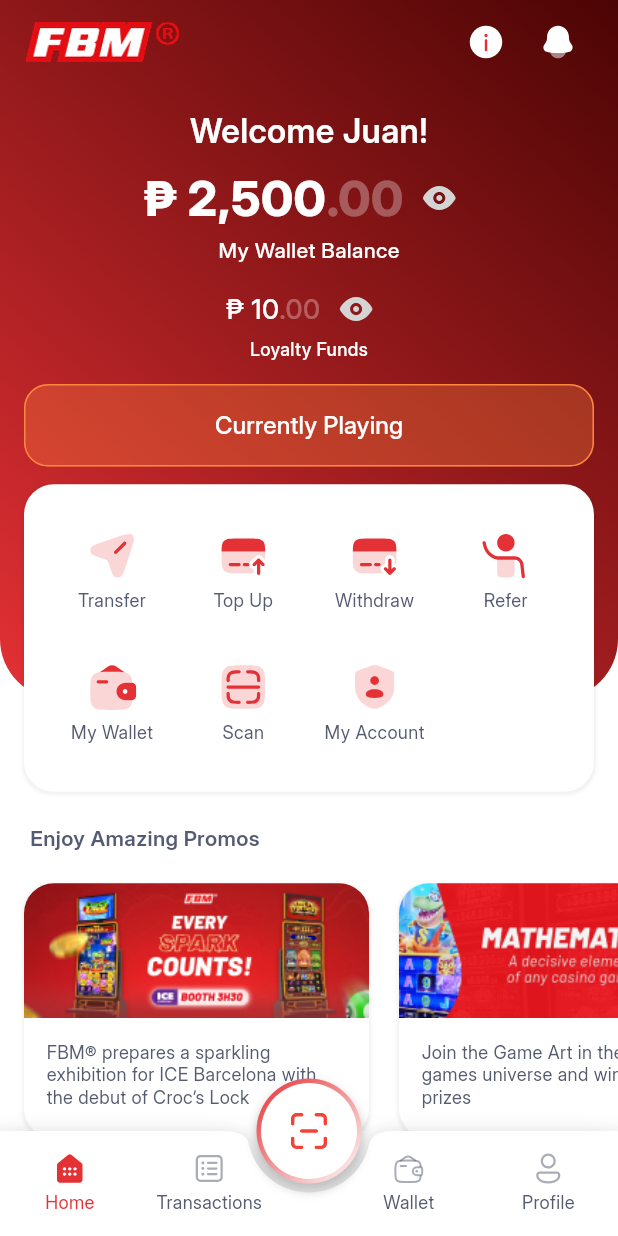
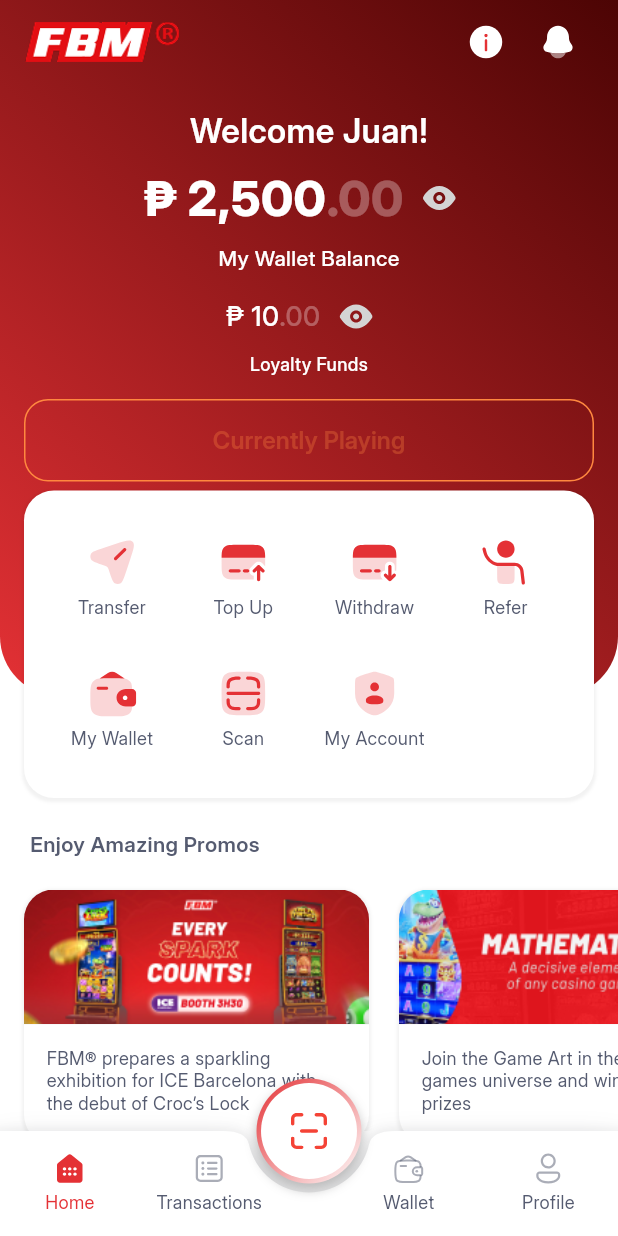
Before and after one commit to alexiss455/TEST_FLUTTER, a Flutter app: the RootPage screen opened by its route, on a phone screen of 412 x 824 dp. Run offline on Flutter 3.47's test engine with Material 3 defaults, Android fonts, the phone set to English and light mode, and no system bars; our stand-ins replace camera, dotted_border, flutter_svg, image_picker; project files that could hold a hidden picture were left out.

Commit message:
feat: Enhance CustomButton with loading state and update LoginPage to handle loading

```diff
--- a/fbm_prototype/lib/components/_custom_button.dart
+++ b/fbm_prototype/lib/components/_custom_button.dart
@@ -10,8 +10,9 @@
   final double height;
   final double width;
   final double fontSize;
-  final bool isOutlined; // 👈 outline toggle
+  final bool isOutlined;
   final Color borderColor;
+  final bool isLoading;
 
   const CustomButton({
     Key? key,
@@ -23,23 +24,24 @@
     this.height = 60,
     this.width = double.infinity,
     this.fontSize = 16,
-    this.isOutlined = false, // 👈 default false
-    this.borderColor = AppColors.primary, // 👈 default false
+    this.isOutlined = false,
+    this.isLoading = false,
+    this.borderColor = AppColors.primary,
   }) : super(key: key);
 
-  @override
   @override
   Widget build(BuildContext context) {
     return SizedBox(
       width: width,
       height: height,
       child: ElevatedButton(
-        onPressed: onPressed,
+        onPressed: isLoading ? null : onPressed, // disable when loading
         style: ButtonStyle(
-          elevation: WidgetStateProperty.all(0), // 👈 removes all shadows
-          shadowColor: WidgetStateProperty.all(
-              Colors.transparent), // 👈 ensure no shadow color
-          backgroundColor: WidgetStateProperty.all(backGroundcolor),
+          elevation: WidgetStateProperty.all(0),
+          shadowColor: WidgetStateProperty.all(Colors.transparent),
+          backgroundColor: WidgetStateProperty.all(
+            isOutlined ? Colors.transparent : backGroundcolor,
+          ),
           foregroundColor: WidgetStateProperty.all(
             isOutlined ? backGroundcolor : textColor,
           ),
@@ -52,14 +54,23 @@
             ),
           ),
         ),
-        child: Text(
-          text,
-          style: TextStyle(
-            fontSize: fontSize,
-            fontWeight: FontWeight.w500,
-            color: textColor,
-          ),
-        ),
+        child: isLoading
+            ? SizedBox(
+                width: 24,
+                height: 24,
+                child: CircularProgressIndicator(
+                  strokeWidth: 2.5,
+                  valueColor: AlwaysStoppedAnimation<Color>(AppColors.white),
+                ),
+              )
+            : Text(
+                text,
+                style: TextStyle(
+                  fontSize: fontSize,
+                  fontWeight: FontWeight.w600,
+                  color: isOutlined ? backGroundcolor : textColor,
+                ),
+              ),
       ),
     );
   }
--- a/fbm_prototype/lib/pages/home/_home.dart
+++ b/fbm_prototype/lib/pages/home/_home.dart
@@ -1,5 +1,4 @@
 import 'dart:ui';
-
 import 'package:FBM/components/_custom_button.dart';
 import 'package:FBM/components/_custom_colors.dart';
 import 'package:FBM/components/_custom_text.dart';
@@ -9,7 +8,6 @@
 
 class HomePage extends StatefulWidget {
   const HomePage({super.key});
-
   @override
   State<HomePage> createState() => HomePageState();
 }
@@ -17,10 +15,20 @@
 class HomePageState extends State<HomePage> {
   final ScrollController _scrollController = ScrollController();
   bool _isScrolled = false;
+  bool _isLoading = true;
 
   @override
   void initState() {
     super.initState();
+
+    //
+    Future.delayed(Duration(seconds: 1), () {
+      if (mounted) {
+        setState(() => _isLoading = false);
+      }
+    });
+
+    //
     _scrollController.addListener(() {
       print(_scrollController.offset);
       if (_scrollController.offset > 1 && !_isScrolled) {
@@ -48,6 +56,8 @@
               child: AppBar(
                 backgroundColor: _isScrolled
                     ? AppColors.white.withOpacity(0)
+                    : _isLoading
+                        ? AppColors.primary
                         : AppColors.transparent,
                 elevation: 0,
                 leadingWidth: 120,
@@ -87,23 +97,32 @@
             top: false,
             child: LayoutBuilder(builder: (context, constraints) {
               final height = constraints.maxHeight;
+
+              if (_isLoading) {
+                return Center(
+                  child: Column(
+                    mainAxisAlignment: MainAxisAlignment.center,
+                    children: [
+                      CircularProgressIndicator(color: AppColors.primary),
+                    ],
+                  ),
+                );
+              }
+
               return SingleChildScrollView(
                   controller: _scrollController,
                   child: Column(
                       crossAxisAlignment: CrossAxisAlignment.start,
                       children: [
-                        Container(
-                          child: Stack(
+                        Stack(
                           children: [
                             Container(
                               // color: AppColors.accent,
+                              padding: EdgeInsets.only(bottom: height * 0.09),
+                              child: Container(
                                 padding: EdgeInsets.only(
-                                    bottom: screen.height * 0.075),
-
-                                child: Container(
-                                  padding: const EdgeInsets.only(
                                     top: 70,
-                                      bottom: 140,
+                                    bottom: height * 0.17,
                                     left: 16,
                                     right: 16),
                                 decoration: BoxDecoration(
@@ -125,6 +144,8 @@
                                     Column(
                                       crossAxisAlignment:
                                           CrossAxisAlignment.center,
+                                      mainAxisAlignment:
+                                          MainAxisAlignment.center,
                                       spacing: 5,
                                       children: [
                                         CustomText(
@@ -134,12 +155,6 @@
                                           fontSize: 22,
                                           fontWeight: FontWeight.w600,
                                         ),
-                                          Column(
-                                            crossAxisAlignment:
-                                                CrossAxisAlignment.center,
-                                            mainAxisAlignment:
-                                                MainAxisAlignment.center,
-                                            children: [
                                         Row(
                                           mainAxisAlignment:
                                               MainAxisAlignment.center,
@@ -168,14 +183,6 @@
                                             color: AppColors.white,
                                             fontWeight: FontWeight.w500,
                                             height: 1.5),
-                                            ],
-                                          ),
-                                          Column(
-                                            crossAxisAlignment:
-                                                CrossAxisAlignment.center,
-                                            mainAxisAlignment:
-                                                MainAxisAlignment.center,
-                                            children: [
                                         Row(
                                           crossAxisAlignment:
                                               CrossAxisAlignment.center,
@@ -184,23 +191,20 @@
                                           children: [
                                             Row(
                                               mainAxisAlignment:
-                                                        MainAxisAlignment
-                                                            .center,
+                                                  MainAxisAlignment.center,
                                               children: [
                                                 CustomText(
                                                   text: "₱ 10",
                                                   color: AppColors.white,
                                                   fontSize: 18,
-                                                        fontWeight:
-                                                            FontWeight.w500,
+                                                  fontWeight: FontWeight.w500,
                                                 ),
                                                 CustomText(
                                                   text: ".00",
                                                   color: AppColors.white
                                                       .withOpacity(0.3),
                                                   fontSize: 18,
-                                                        fontWeight:
-                                                            FontWeight.w500,
+                                                  fontWeight: FontWeight.w500,
                                                 ),
                                                 IconButton(
                                                     onPressed: () => {},
@@ -217,8 +221,6 @@
                                           fontWeight: FontWeight.w500,
                                           fontSize: 12,
                                           height: 0.5,
-                                              ),
-                                            ],
                                         ),
                                         SizedBox(height: 10),
                                         CustomButton(
@@ -264,8 +266,7 @@
                                         color: AppColors.primary,
                                       ),
                                       ActionItem(
-                                          icon:
-                                              'assets/img/icon/icon-topup.svg',
+                                        icon: 'assets/img/icon/icon-topup.svg',
                                         label: 'Top Up',
                                         onTap: () {},
                                         color: AppColors.primary,
@@ -278,8 +279,7 @@
                                         color: AppColors.primary,
                                       ),
                                       ActionItem(
-                                          icon:
-                                              'assets/img/icon/icon-refer.svg',
+                                        icon: 'assets/img/icon/icon-refer.svg',
                                         label: 'Refer',
                                         onTap: () {},
                                         color: AppColors.primary,
@@ -309,7 +309,6 @@
                               ),
                             ),
                           ],
-                          ),
                         ),
                         Padding(
                             padding: EdgeInsets.only(left: 20, top: 20),
--- a/fbm_prototype/lib/pages/root_page.dart
+++ b/fbm_prototype/lib/pages/root_page.dart
@@ -1,5 +1,3 @@
-// lib/pages/root_page.dart
-
 import 'package:flutter/material.dart';
 import 'package:flutter_svg/flutter_svg.dart';
 import 'package:FBM/components/_custom_colors.dart';
@@ -22,7 +20,9 @@
 class _RootPageState extends State<RootPage> {
   final GlobalKey<NavigatorState> _navigatorKey = GlobalKey<NavigatorState>();
   int _selectedIndex = 0;
+  bool _isLoading = false;
 
+  final Set<String> _loadedRoutes = {'/'};
   final List<String> _routes = [
     '/',
     '/transactions',
@@ -31,45 +31,84 @@
     '/profile',
   ];
 
-  void _onItemTapped(int index) {
+  Future<void> _onItemTapped(int index) async {
+    final String route = _routes[index];
+
+    if (!_loadedRoutes.contains(route)) {
+      setState(() => _isLoading = true);
+
+      await Future.delayed(const Duration(seconds: 1));
+
+      if (!mounted) return;
+      _loadedRoutes.add(route);
+      setState(() => _isLoading = false);
+    }
+
     setState(() => _selectedIndex = index);
-    _navigatorKey.currentState!.pushNamedAndRemoveUntil(
-      _routes[index],
-      (route) => false,
+    _navigatorKey.currentState!.pushReplacement(_noTransitionRoute(route));
+  }
+
+  PageRoute _noTransitionRoute(String route) {
+    Widget page;
+
+    switch (route) {
+      case '/':
+        page = HomePage();
+        break;
+      case '/transactions':
+        page = TransactionsPage();
+        break;
+      case '/scan':
+        page = ScanPage();
+        break;
+      case '/wallet':
+        page = WalletPage();
+        break;
+      case '/profile':
+        page = ProfilePage();
+        break;
+      default:
+        page = const Center(child: Text("Not found"));
+    }
+
+    return PageRouteBuilder(
+      pageBuilder: (_, __, ___) => page,
+      transitionDuration: Duration.zero,
+      reverseTransitionDuration: Duration.zero,
     );
   }
 
   @override
   Widget build(BuildContext context) {
-    return Scaffold(
+    return Stack(
+      children: [
+        Scaffold(
           body: Navigator(
             key: _navigatorKey,
-        initialRoute: '/',
-        onGenerateRoute: (settings) {
-          switch (settings.name) {
-            case '/':
-              return MaterialPageRoute(builder: (_) => const HomePage());
-            case '/transactions':
-              return MaterialPageRoute(builder: (_) => TransactionsPage());
-            case '/scan':
-              return MaterialPageRoute(builder: (_) => ScanPage());
-            case '/wallet':
-              return MaterialPageRoute(builder: (_) => WalletPage());
-            case '/profile':
-              return MaterialPageRoute(builder: (_) => ProfilePage());
-            default:
-              return MaterialPageRoute(
-                builder: (_) => Center(child: Text("Not found")),
-              );
-          }
-        },
+            onGenerateRoute: (settings) =>
+                _noTransitionRoute(_routes[_selectedIndex]),
           ),
           bottomNavigationBar: CustomBottomNav(
             selectedIndex: _selectedIndex,
             onItemTapped: _onItemTapped,
           ),
           floatingActionButton: _buildFab(context),
-      floatingActionButtonLocation: FloatingActionButtonLocation.centerDocked,
+          floatingActionButtonLocation:
+              FloatingActionButtonLocation.centerDocked,
+        ),
+        if (_isLoading)
+          Positioned.fill(
+            child: Container(
+              color: Colors.white.withOpacity(0.9),
+              child: const Center(
+                child: CircularProgressIndicator(
+                  color: AppColors.primary,
+                  strokeWidth: 4,
+                ),
+              ),
+            ),
+          ),
+      ],
     );
   }
 
@@ -93,14 +132,14 @@
         ],
       ),
       child: Container(
-        margin: const EdgeInsets.all(3), // border thickness
+        margin: const EdgeInsets.all(3),
         decoration: const BoxDecoration(
           shape: BoxShape.circle,
           color: Colors.white,
         ),
         child: RawMaterialButton(
           shape: const CircleBorder(),
-          onPressed: () => _onItemTapped(2), // 👈 always go to scan
+          onPressed: () => _onItemTapped(2), // Scan tab
           child: SvgPicture.asset(
             'assets/img/icon/icon-scanner.svg',
             width: 30,
--- a/fbm_prototype/lib/pages/transaction/_transaction.dart
+++ b/fbm_prototype/lib/pages/transaction/_transaction.dart
@@ -1,3 +1,4 @@
+import 'package:FBM/components/_custom_colors.dart';
 import 'package:FBM/components/_custom_text.dart';
 import 'package:flutter/material.dart';
 
@@ -7,12 +8,12 @@
   Widget build(BuildContext context) {
     return Scaffold(
       appBar: AppBar(
+        centerTitle: true,
         title: CustomText(
           text: 'Transaction',
           fontWeight: FontWeight.w600,
           fontSize: 18,
         ),
-        centerTitle: true,
       ),
       body: SingleChildScrollView(),
     );
--- a/fbm_prototype/lib/routes/routes.dart
+++ b/fbm_prototype/lib/routes/routes.dart
@@ -18,9 +18,9 @@
     final args = settings.arguments;
     return PageRouteBuilder(
       transitionDuration:
-          const Duration(milliseconds: 150), // 👈 speed (faster)
+          const Duration(milliseconds: 200), // 👈 speed (faster)
       reverseTransitionDuration:
-          const Duration(milliseconds: 150), // 👈 back speeds
+          const Duration(milliseconds: 200), // 👈 back speeds
       pageBuilder: (context, animation, secondaryAnimation) {
         final authProvider = Provider.of<AuthProvider>(context, listen: false);
 
```
Also changed, not shown: fbm_prototype/lib/pages/auth/_login.dart (+65 -29 lines). Lines whose indentation alone changed are shown as unchanged.
